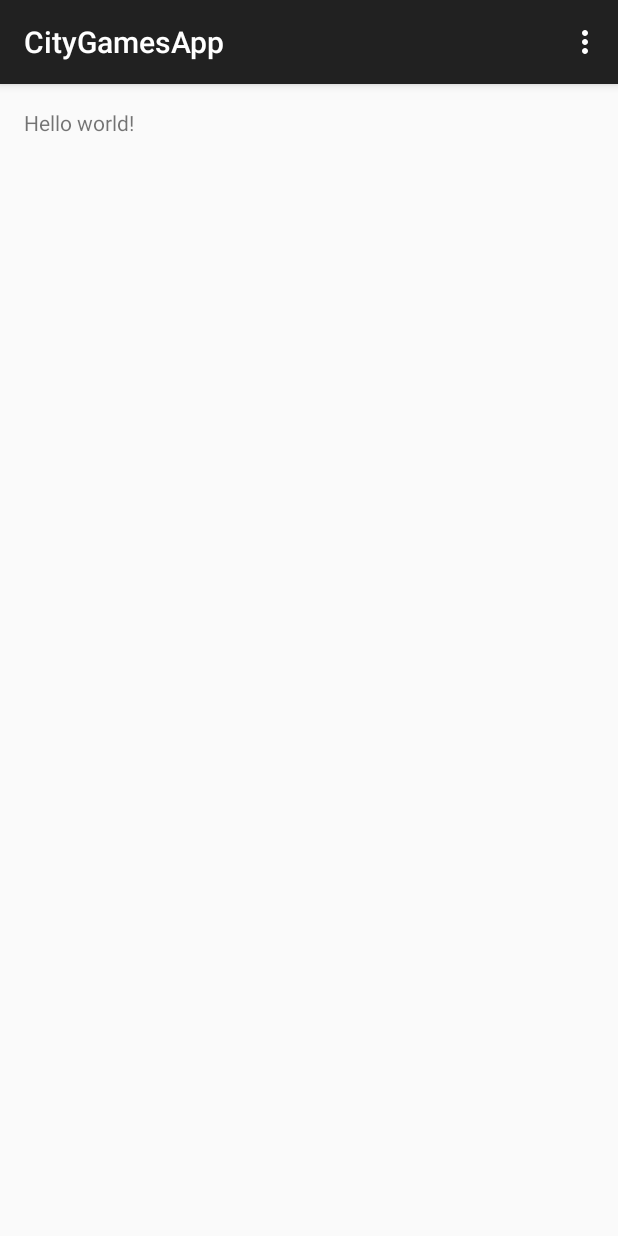
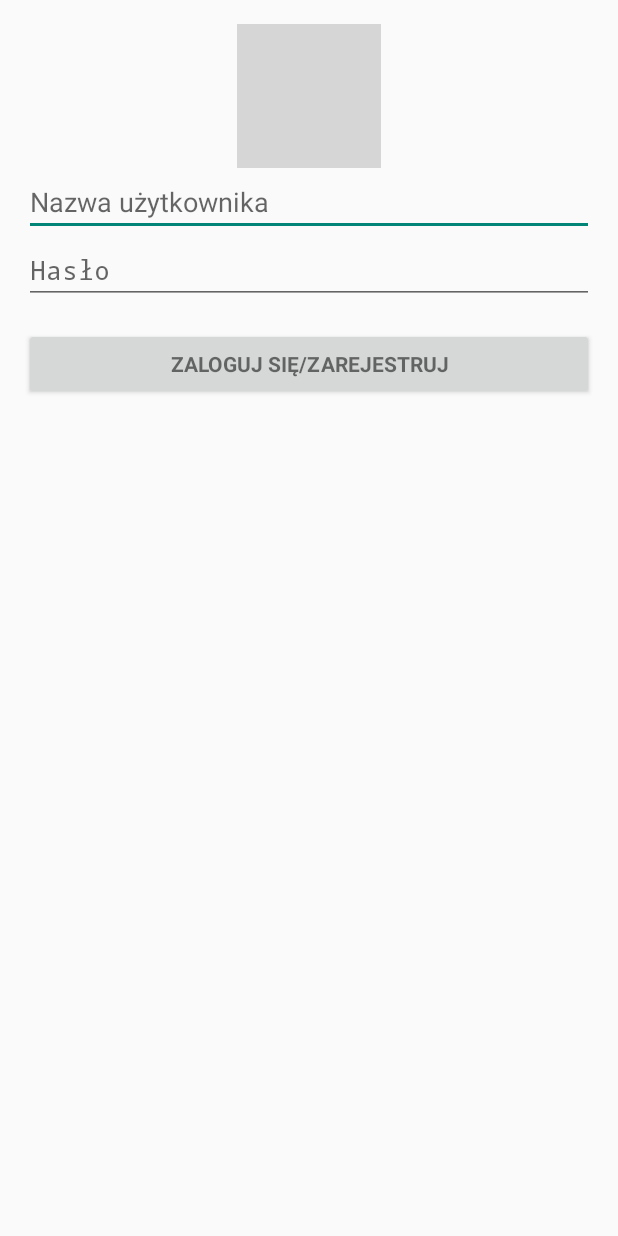
Before and after one commit to aciborowska/city-games-app, an Android app: the screen it shows after launch (MainActivity before the commit, LoginActivity after it), on a phone screen of 412 x 824 dp. Run offline under Robolectric (Android 15) with nearby library versions, the phone set to English and light mode, and no system bars; libraries missing offline, so code that uses them is left out: org.springframework.http, org.springframework.web; grey boxes are pictures that could not be loaded.

Commit message:
Added login activity - it's working. TODO: ->create different buttons for signing and registering, -> welcome image needs app name to be added

```diff
--- /dev/null
+++ b/app/src/main/java/com/wroclaw/citygames/citygamesapp/Globals.java
@@ -0,0 +1,9 @@
+package com.wroclaw.citygames.citygamesapp;
+
+
+
+public interface Globals {
+    String MAIN_URL="192.168.1.122:8080/CityGamesServer/citygames";
+    String LOGIN_URI="login/";
+
+}
--- a/app/src/main/res/layout/activity_login.xml
+++ b/app/src/main/res/layout/activity_login.xml
@@ -8,6 +8,7 @@
     tools:context="com.wroclaw.citygames.citygamesapp.ui.LoginActivity">
 
     <!-- Login progress -->
+
     <ProgressBar android:id="@+id/login_progress" style="?android:attr/progressBarStyleLarge"
         android:layout_width="wrap_content" android:layout_height="wrap_content"
         android:layout_marginBottom="8dp" android:visibility="gone" />
@@ -17,6 +18,14 @@
 
         <LinearLayout android:id="@+id/email_login_form" android:layout_width="match_parent"
             android:layout_height="wrap_content" android:orientation="vertical">
+
+
+            <ImageView
+                android:layout_width="wrap_content"
+                android:layout_height="wrap_content"
+                android:id="@+id/imageView"
+                android:layout_gravity="center_horizontal"
+                android:background="@drawable/city_map" />
 
             <AutoCompleteTextView android:id="@+id/email" android:layout_width="match_parent"
                 android:layout_height="wrap_content" android:hint="@string/prompt_email"
--- a/app/src/main/res/values/strings_activity_login.xml
+++ b/app/src/main/res/values/strings_activity_login.xml
@@ -2,13 +2,13 @@
     <string name="title_activity_login">Zaloguj się</string>
 
     <!-- Strings related to login -->
-    <string name="prompt_email">Email</string>
-    <string name="prompt_password">Password (optional)</string>
-    <string name="action_sign_in">Sign in or register</string>
-    <string name="action_sign_in_short">Sign in</string>
+    <string name="prompt_email">Nazwa użytkownika</string>
+    <string name="prompt_password">Hasło</string>
+    <string name="action_sign_in">Zaloguj się/Zarejestruj</string>
+    <string name="action_sign_in_short">Zaloguj się</string>
 
-    <string name="error_invalid_email">This email address is invalid</string>
-    <string name="error_invalid_password">This password is too short</string>
-    <string name="error_incorrect_password">This password is incorrect</string>
+    <string name="error_invalid_email">Brak użytkownika o danym loginie</string>
+    <string name="error_invalid_password">Hasło jest za krótkie</string>
+    <string name="error_incorrect_password">Błędne hasło</string>
     <string name="error_field_required">This field is required</string>
 </resources>
```
Also changed, not shown: app/build.gradle (+10 -0 lines), app/src/main/AndroidManifest.xml (+7 -6 lines), app/src/main/java/com/wroclaw/citygames/citygamesapp/ui/LoginActivity.java (+23 -116 lines), 1 other file.
